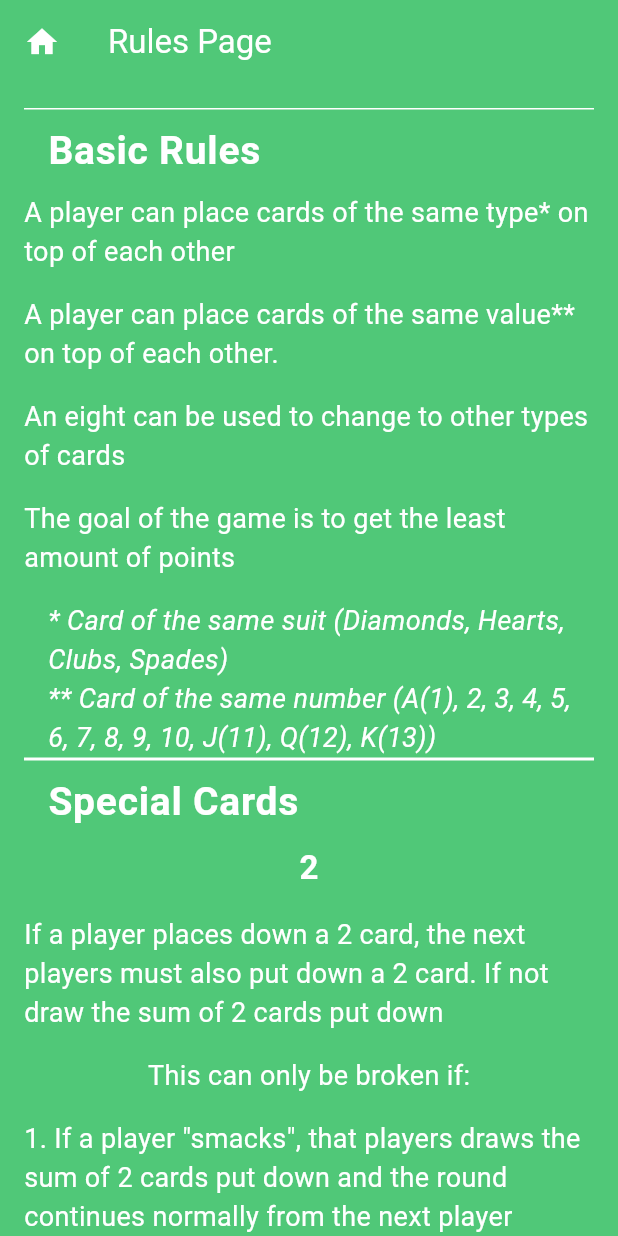
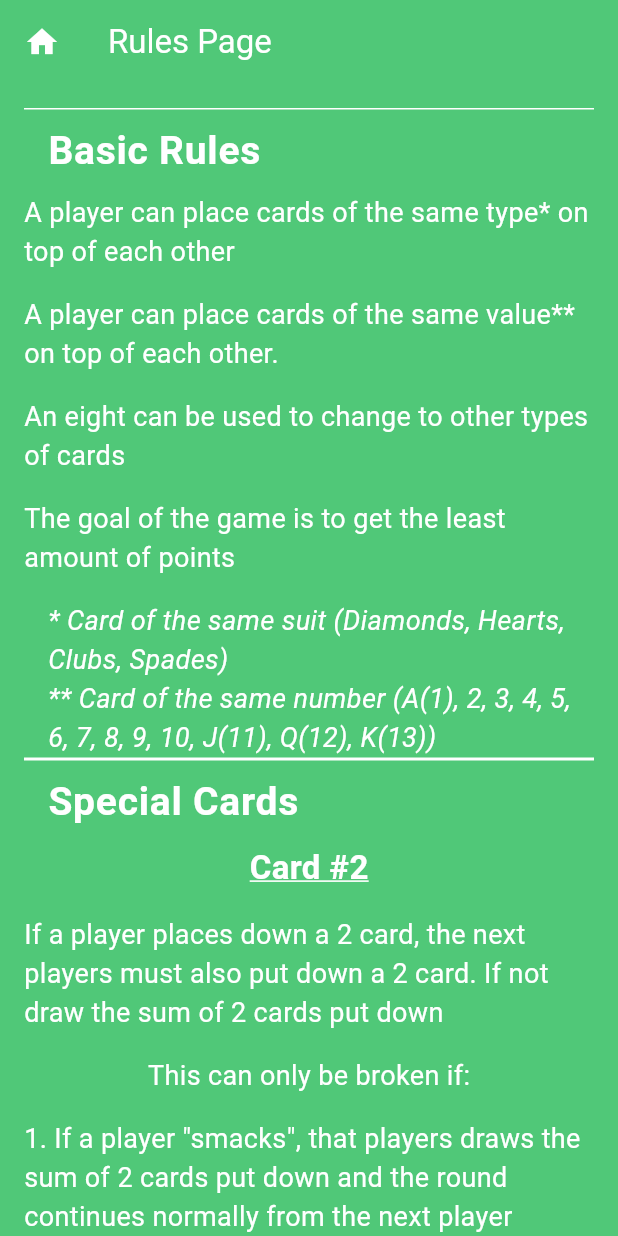
Before and after one commit to kristoffer1110/GabongApp, a Flutter app: the RulesScreen screen opened by its route, after a tap on "Basic Rules", after a tap on "Special Cards", on a phone screen of 412 x 824 dp. Run offline on Flutter 3.47's test engine with Material 3 defaults, Android fonts, the phone set to English and light mode, and no system bars; our stand-ins replace firebase_core; accounts and stored records are empty.

Commit message:
styled rules a little

```diff
--- a/lib/screens/rules/rules.dart
+++ b/lib/screens/rules/rules.dart
@@ -54,7 +54,7 @@ class _RulesScreenState extends State<RulesScreen> {
             title: 'Special Cards',
             index: 1,
             children: const [
-              Text('2', style: TextStyle(fontSize: 22, fontWeight: FontWeight.bold)),
+                Text('Card #2', style: TextStyle(fontSize: 22, fontWeight: FontWeight.bold, decoration: TextDecoration.underline)),
               SizedBox(height: 16),
               Text('If a player places down a 2 card, the next players must also put down a 2 card. If not draw the sum of 2 cards put down', style: TextStyle(fontSize: 18)),
               SizedBox(height: 16),
@@ -64,15 +64,15 @@ class _RulesScreenState extends State<RulesScreen> {
               SizedBox(height: 16),
               Text('2. If a player "gabongs" then the round is over and no one needs to draw', style: TextStyle(fontSize: 18)),
               SizedBox(height: 16),
-              Text('King', style: TextStyle(fontSize: 22, fontWeight: FontWeight.bold)),
+              Text('King', style: TextStyle(fontSize: 22, fontWeight: FontWeight.bold, decoration: TextDecoration.underline)),
               SizedBox(height: 16),
               Text('Changes playing direction', style: TextStyle(fontSize: 18)),
               SizedBox(height: 16),
-              Text('3', style: TextStyle(fontSize: 22, fontWeight: FontWeight.bold)),
+              Text('Card #3', style: TextStyle(fontSize: 22, fontWeight: FontWeight.bold, decoration: TextDecoration.underline)),
               SizedBox(height: 16),
               Text('Jumps over one* person', style: TextStyle(fontSize: 18)),
               SizedBox(height: 16),
-              Text('Ace, Spade-2 and Diamonds-10', style: TextStyle(fontSize: 22, fontWeight: FontWeight.bold)),
+              Text('Ace, Spade-2 and Diamonds-10', style: TextStyle(fontSize: 22, fontWeight: FontWeight.bold, decoration: TextDecoration.underline)),
               SizedBox(height: 16),
               Text('Has different values. Comes back to this part in Gabong', style: TextStyle(fontSize: 18)),
 
@@ -87,7 +87,7 @@ class _RulesScreenState extends State<RulesScreen> {
             title: 'Special Rules',
             index: 2,
             children: const [
-              Text('Gabong', style: TextStyle(fontSize: 22, fontWeight: FontWeight.bold)),
+              Text('Gabong', style: TextStyle(fontSize: 22, fontWeight: FontWeight.bold, decoration: TextDecoration.underline)),
               SizedBox(height: 16),
               Text('If the sum of all the cards in a players hand* is the same as the top card in play**, the player may lay down all the cards and say gabong.', style: TextStyle(fontSize: 18)),
               SizedBox(height: 16),
@@ -98,7 +98,7 @@ class _RulesScreenState extends State<RulesScreen> {
               Text('2. The player cannot say anything that deviates from the word gabong', style: TextStyle(fontSize: 18)),
 
               SizedBox(height: 16),
-              Text('Smacking', style: TextStyle(fontSize: 22, fontWeight: FontWeight.bold)),
+              Text('Smacking', style: TextStyle(fontSize: 22, fontWeight: FontWeight.bold, decoration: TextDecoration.underline)),
               SizedBox(height: 16),
               Text('Gabong is a game played with a minimum of 2 decks of cards. This means that at any given time there are at least 2 identical cards*** in play. Identical cards can always be placed on top of each other and is the most fundamental rule in Gabong. There are no exceptions here.', style: TextStyle(fontSize: 18)),
 
@@ -121,7 +121,7 @@ class _RulesScreenState extends State<RulesScreen> {
             title: 'Gameplay',
             index: 3,
             children: const [
-              Text('Start and End of a game', style: TextStyle(fontSize: 22, fontWeight: FontWeight.bold)),
+              Text('Start and End of a game', style: TextStyle(fontSize: 22, fontWeight: FontWeight.bold, decoration: TextDecoration.underline)),
               SizedBox(height: 16),
               Text('A round starts when the Gabon Master has dealt his cards. The two players sitting on either side of the Gabon Master then "battle"* to be the first to fold. The one who folds first determines the direction of the game.', style: TextStyle(fontSize: 18)),
               SizedBox(height: 16),
@@ -132,12 +132,12 @@ class _RulesScreenState extends State<RulesScreen> {
               Text('It is not allowed to end with an 8', style: TextStyle(fontSize: 18)),
 
               SizedBox(height: 16),
-              Text('Speed', style: TextStyle(fontSize: 22, fontWeight: FontWeight.bold)),
+              Text('Speed', style: TextStyle(fontSize: 22, fontWeight: FontWeight.bold, decoration: TextDecoration.underline)),
               SizedBox(height: 16),
               Text('Gabong is a fast-paced game, and each player has between about 2 seconds to make their move**. The Gabong master is responsible for enforcing this rule and gives cards to players who are too slow. This then counts as a move, and it is the next players turn.', style: TextStyle(fontSize: 18)),
 
               SizedBox(height: 16),
-              Text('Emotions', style: TextStyle(fontSize: 22, fontWeight: FontWeight.bold)),
+              Text('Emotions', style: TextStyle(fontSize: 22, fontWeight: FontWeight.bold, decoration: TextDecoration.underline)),
               SizedBox(height: 16),
               Text('It is not allowed to show emotions when finishing a game. This rule may seem strange, but it is there for a reason. If one or more players continue to play after one or more players have finished, they will be given a penalty card. It is therefore a point that one should not show strong emotions when finishing.', style: TextStyle(fontSize: 18)),
 
@@ -164,7 +164,7 @@ class _RulesScreenState extends State<RulesScreen> {
             title: 'Gabong Master',
             index: 4,
             children: const [
-              Text('How to become a Gabong Master', style: TextStyle(fontSize: 22, fontWeight: FontWeight.bold)),
+              Text('How to become a Gabong Master', style: TextStyle(fontSize: 22, fontWeight: FontWeight.bold, decoration: TextDecoration.underline)),
               SizedBox(height: 16),
               Text('A person can become Gabong Master in 3 different ways:', style: TextStyle(fontSize: 18)),
               SizedBox(height: 16),
@@ -175,7 +175,7 @@ class _RulesScreenState extends State<RulesScreen> {
               Text('3. If a Gabong Master must leave the game, the master can delegate their role to another player*', style: TextStyle(fontSize: 18)),
 
               SizedBox(height: 16),
-              Text('Distribute Cards', style: TextStyle(fontSize: 22, fontWeight: FontWeight.bold)),
+              Text('Distribute Cards', style: TextStyle(fontSize: 22, fontWeight: FontWeight.bold, decoration: TextDecoration.underline)),
               SizedBox(height: 16),
               Text('The Gabong Master must choose a deck of cards before he starts dealing. If this deck is the exact amount of cards to be dealt, the Gabong Master receives -50 points. If he chooses too few cards, he is dealt the difference as penalty cards.', style: TextStyle(fontSize: 18)),
 
@@ -190,7 +190,7 @@ class _RulesScreenState extends State<RulesScreen> {
             title: 'Penalty Cards',
             index: 5,
             children: const [
-              Text('Gabong Master can give out penalty cards for:', style: TextStyle(fontSize: 22, fontWeight: FontWeight.bold)),
+              Text('Gabong Master can give out penalty cards for:', style: TextStyle(fontSize: 22, fontWeight: FontWeight.bold, decoration: TextDecoration.underline)),
               SizedBox(height: 16),
               Text('1. Players that touch their cards before the Gabong Master (1 Card Penalty)', style: TextStyle(fontSize: 18)),
               SizedBox(height: 16),
```
